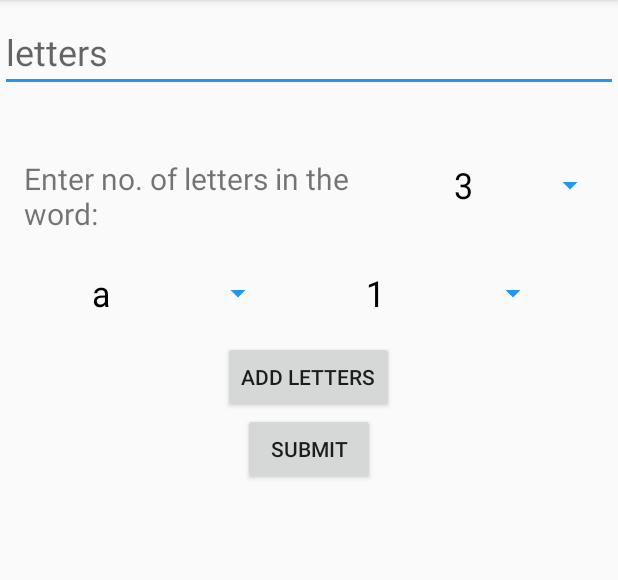
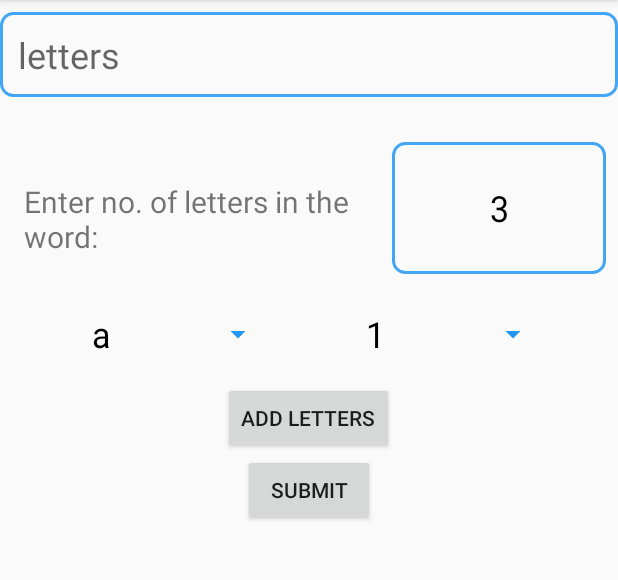
Before and after one commit to VidishNaik/WordFinder, an Android app: the screen it shows after launch (AdvanceSearch), after a tap on "Advanced Search", on a phone screen of 412 x 824 dp, the part 84-664 px from its top. Run offline under Robolectric (Android 15) with nearby library versions, the phone set to English and light mode, and no system bars.

Commit message:
Improvised visual elements

```diff
--- /dev/null
+++ b/app/src/main/res/drawable/edit_text_round_corner_rectangle.xml
@@ -0,0 +1,11 @@
+<?xml version="1.0" encoding="utf-8"?>
+<!--  res/drawable/rounded_edittext.xml -->
+<shape xmlns:android="http://schemas.android.com/apk/res/android"
+    android:shape="rectangle" android:padding="10dp">
+    <stroke android:width="2dp" android:color="#42A5F5" />
+    <corners
+        android:bottomRightRadius="8dp"
+        android:bottomLeftRadius="8dp"
+        android:topLeftRadius="8dp"
+        android:topRightRadius="8dp"/>
+</shape>
--- a/app/src/main/res/layout/activity_advance_search.xml
+++ b/app/src/main/res/layout/activity_advance_search.xml
@@ -30,7 +30,8 @@
                 android:layout_marginTop="8dp"
                 android:layout_marginBottom="8dp"
                 android:foregroundTint="#2196F3"
-                android:backgroundTint="#2196F3"/>
+                android:padding="12dp"
+                android:background="@drawable/edit_text_round_corner_rectangle" />
 
             <LinearLayout
                 android:layout_width="match_parent"
@@ -52,10 +53,11 @@
                     android:layout_height="wrap_content"
                     android:layout_marginTop="14dp"
                     android:layout_weight="3"
-                    android:backgroundTint="#2196F3"
                     android:foregroundTint="#2196F3"
                     android:spinnerMode="dropdown"
-                    android:textAlignment="center" />
+                    android:textAlignment="center"
+                    android:padding="12dp"
+                    android:background="@drawable/edit_text_round_corner_rectangle"/>
             </LinearLayout>
 
             <LinearLayout
```
Also changed, not shown: app/src/main/java/com/example/vidish/words/MainActivity.java (+12 -2 lines), app/src/main/res/layout/activity_main.xml (+6 -3 lines).
